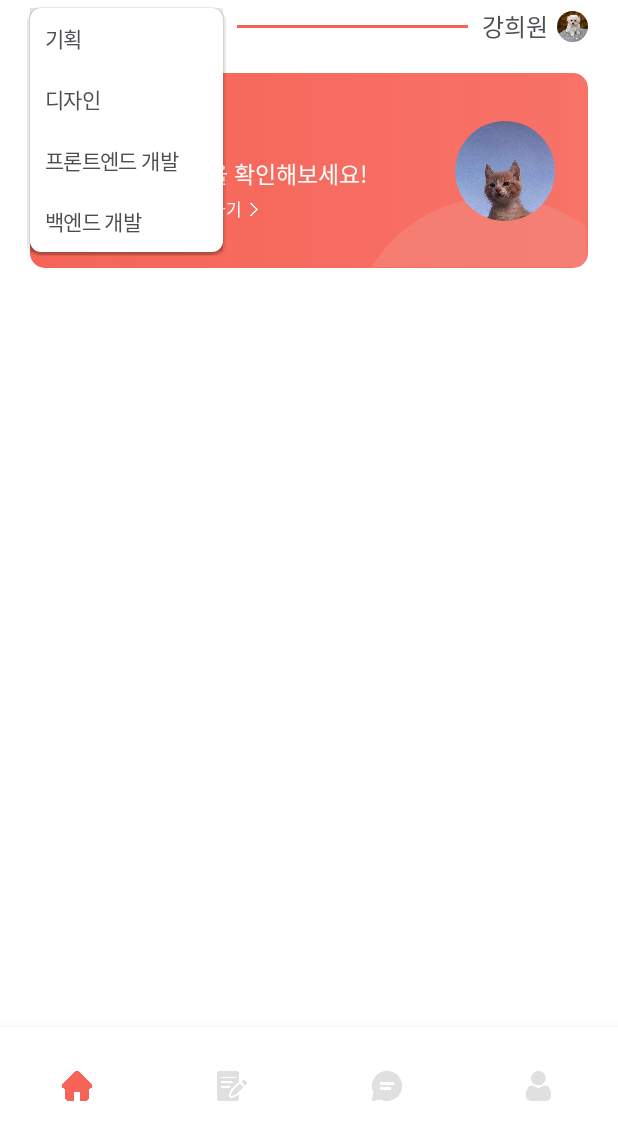
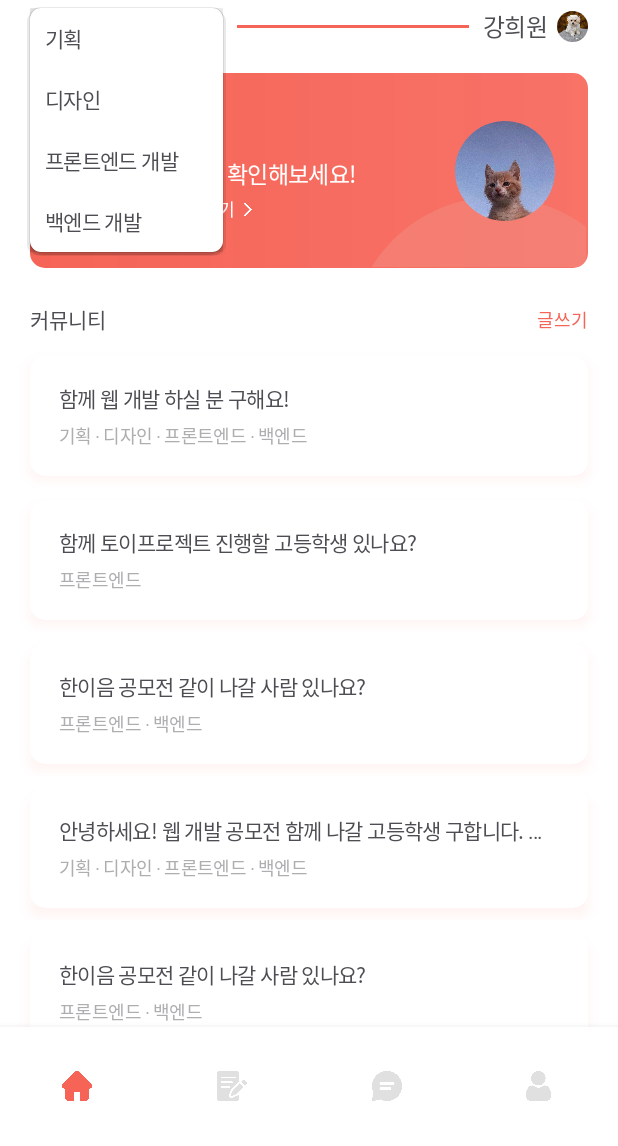
Before and after one commit to TEAM-LINKIT/LINKIT_Android, an Android app: the screen it shows after launch (MainActivity), after a tap on "기획", on a phone screen of 412 x 824 dp, the part 90-1236 px from its top. Run offline under Robolectric (Android 15) with nearby library versions, the phone set to English and light mode, and no system bars; our stand-ins replace CircleImageView.

Commit message:
[feat] 게시물 리스트 RecyclerView 추가

```diff
--- /dev/null
+++ b/app/src/main/java/com/example/linkit_android/community/adapter/CommunityAdapter.kt
@@ -0,0 +1,23 @@
+package com.example.linkit_android.community.adapter
+
+import android.content.Context
+import android.view.LayoutInflater
+import android.view.ViewGroup
+import androidx.recyclerview.widget.RecyclerView
+import com.example.linkit_android.R
+
+class CommunityAdapter(private val context: Context) : RecyclerView.Adapter<CommunityViewHolder>() {
+
+    var data = mutableListOf<CommunityData>()
+
+    override fun onCreateViewHolder(parent: ViewGroup, viewType: Int): CommunityViewHolder {
+        val view = LayoutInflater.from(context).inflate(R.layout.item_community, parent, false)
+        return CommunityViewHolder(view)
+    }
+
+    override fun onBindViewHolder(holder: CommunityViewHolder, position: Int) {
+        holder.onBind(data[position])
+    }
+
+    override fun getItemCount(): Int = data.size
+}
--- /dev/null
+++ b/app/src/main/java/com/example/linkit_android/community/adapter/CommunityData.kt
@@ -0,0 +1,6 @@
+package com.example.linkit_android.community.adapter
+
+data class CommunityData (
+    val title: String,
+    val partList: String
+        )
--- /dev/null
+++ b/app/src/main/java/com/example/linkit_android/community/adapter/CommunityViewHolder.kt
@@ -0,0 +1,16 @@
+package com.example.linkit_android.community.adapter
+
+import android.view.View
+import android.widget.TextView
+import androidx.recyclerview.widget.RecyclerView
+import com.example.linkit_android.R
+
+class CommunityViewHolder(itemView: View) : RecyclerView.ViewHolder(itemView) {
+    var title: TextView = itemView.findViewById(R.id.item_title)
+    var partList: TextView = itemView.findViewById(R.id.item_part)
+
+    fun onBind(data: CommunityData) {
+        title.text = data.title
+        partList.text = data.partList
+    }
+}
--- a/app/src/main/java/com/example/linkit_android/community/ui/CommunityFragment.kt
+++ b/app/src/main/java/com/example/linkit_android/community/ui/CommunityFragment.kt
@@ -7,13 +7,18 @@ import android.view.View
 import android.view.ViewGroup
 import android.widget.AdapterView
 import android.widget.ArrayAdapter
+import androidx.recyclerview.widget.LinearLayoutManager
 import com.example.linkit_android.R
+import com.example.linkit_android.community.adapter.CommunityAdapter
+import com.example.linkit_android.community.adapter.CommunityData
 import com.example.linkit_android.databinding.FragmentCommunityBinding
 
 class CommunityFragment : Fragment() {
 
     private var _binding: FragmentCommunityBinding? = null
     private val binding get() = _binding!!
+
+    private lateinit var communityAdapter: CommunityAdapter
 
     private var selectPart = -1
 
@@ -29,6 +34,8 @@ class CommunityFragment : Fragment() {
         super.onViewCreated(view, savedInstanceState)
 
         initPartSpinner()
+
+        initRecyclerView()
     }
 
     private fun initPartSpinner() {
@@ -53,6 +60,25 @@ class CommunityFragment : Fragment() {
         }
     }
 
+    private fun initRecyclerView() {
+        communityAdapter = CommunityAdapter(context!!)
+
+        binding.recyclerviewCommunity.apply {
+            adapter = communityAdapter
+            layoutManager = LinearLayoutManager(context!!)
+        }
+
+        communityAdapter.data = mutableListOf(
+            CommunityData("함께 웹 개발 하실 분 구해요!", "기획 · 디자인 · 프론트엔드 · 백엔드"),
+            CommunityData("함께 토이프로젝트 진행할 고등학생 있나요?", "프론트엔드"),
+            CommunityData("한이음 공모전 같이 나갈 사람 있나요?", "프론트엔드 · 백엔드"),
+            CommunityData("안녕하세요! 웹 개발 공모전 함께 나갈 고등학생 구합니다. 저도 고등학생입니다!", "기획 · 디자인 · 프론트엔드 · 백엔드"),
+            CommunityData("한이음 공모전 같이 나갈 사람 있나요?", "프론트엔드 · 백엔드"),
+            CommunityData("함께 웹 개발 하실 분 구해요!", "기획 · 디자인 · 프론트엔드 · 백엔드")
+        )
+        communityAdapter.notifyDataSetChanged()
+    }
+
     override fun onDestroyView() {
         super.onDestroyView()
         _binding = null
--- a/app/src/main/res/layout/fragment_community.xml
+++ b/app/src/main/res/layout/fragment_community.xml
@@ -1,10 +1,13 @@
 <?xml version="1.0" encoding="utf-8"?>
-<androidx.constraintlayout.widget.ConstraintLayout
-    xmlns:android="http://schemas.android.com/apk/res/android"
-    xmlns:app="http://schemas.android.com/apk/res-auto"
+<ScrollView xmlns:app="http://schemas.android.com/apk/res-auto"
     xmlns:tools="http://schemas.android.com/tools"
     android:layout_width="match_parent"
     android:layout_height="match_parent"
+    xmlns:android="http://schemas.android.com/apk/res/android">
+
+    <androidx.constraintlayout.widget.ConstraintLayout
+        android:layout_width="match_parent"
+        android:layout_height="wrap_content"
         android:background="@color/white"
         tools:context=".community.ui.CommunityFragment">
 
@@ -77,11 +80,13 @@
             android:text="강희원"
             android:textColor="@color/black_content"
             android:textSize="16dp"
+            android:letterSpacing="-0.03"
             app:layout_constraintBottom_toBottomOf="@+id/img_profile"
             app:layout_constraintEnd_toStartOf="@+id/img_profile"
             app:layout_constraintTop_toTopOf="@+id/img_profile" />
 
         <View
+            android:id="@+id/view2"
             android:layout_width="0dp"
             android:layout_height="2dp"
             android:layout_marginStart="9dp"
@@ -156,14 +161,18 @@
 
                         <TextView
                             android:id="@+id/tv_check_portfolio"
-                        android:layout_width="wrap_content"
+                            android:layout_width="0dp"
                             android:layout_height="wrap_content"
                             android:layout_marginTop="6dp"
+                            android:layout_marginEnd="6dp"
+                            android:layout_marginRight="6dp"
                             android:fontFamily="@font/notosanskrbold"
                             android:includeFontPadding="false"
+                            android:letterSpacing="-0.03"
                             android:text="김영만님의 제안을 확인해보세요!"
                             android:textColor="@color/white"
                             android:textSize="15dp"
+                            app:layout_constraintEnd_toStartOf="@+id/circleImageView"
                             app:layout_constraintStart_toStartOf="@+id/textView"
                             app:layout_constraintTop_toBottomOf="@+id/textView" />
 
@@ -184,6 +193,7 @@
                                 android:text="받은 포트폴리오 보러 가기"
                                 android:textColor="@color/white"
                                 android:textSize="11dp"
+                                android:letterSpacing="-0.03"
                                 app:layout_constraintBottom_toBottomOf="parent"
                                 app:layout_constraintStart_toStartOf="parent"
                                 app:layout_constraintTop_toTopOf="parent" />
@@ -205,6 +215,7 @@
                         </androidx.constraintlayout.widget.ConstraintLayout>
 
                         <de.hdodenhof.circleimageview.CircleImageView
+                            android:id="@+id/circleImageView"
                             android:layout_width="0dp"
                             android:layout_height="0dp"
                             android:layout_marginEnd="22dp"
@@ -253,6 +264,7 @@
                             android:text="아직 받은 포트폴리오가 없어요"
                             android:textColor="@color/white"
                             android:textSize="15dp"
+                            android:letterSpacing="-0.03"
                             app:layout_constraintStart_toStartOf="parent"
                             app:layout_constraintTop_toTopOf="parent" />
 
@@ -273,6 +285,7 @@
                                 android:text="프로젝트 모집 글 작성하러 가기"
                                 android:textColor="@color/white"
                                 android:textSize="11dp"
+                                android:letterSpacing="-0.03"
                                 app:layout_constraintBottom_toBottomOf="parent"
                                 app:layout_constraintStart_toStartOf="parent"
                                 app:layout_constraintTop_toTopOf="parent" />
@@ -301,4 +314,44 @@
 
         </androidx.cardview.widget.CardView>
 
+        <TextView
+            android:id="@+id/textView4"
+            android:layout_width="wrap_content"
+            android:layout_height="wrap_content"
+            android:layout_marginTop="24dp"
+            android:fontFamily="@font/notosanskrbold"
+            android:includeFontPadding="false"
+            android:text="커뮤니티"
+            android:textColor="@color/black_content"
+            android:textSize="14dp"
+            app:layout_constraintStart_toStartOf="@+id/cardview_banner"
+            app:layout_constraintTop_toBottomOf="@+id/cardview_banner" />
+
+        <TextView
+            android:id="@+id/btn_upload"
+            android:layout_width="wrap_content"
+            android:layout_height="wrap_content"
+            android:fontFamily="@font/notosanskrbold"
+            android:includeFontPadding="false"
+            android:text="글쓰기"
+            android:textColor="@color/red_main"
+            android:textSize="12dp"
+            app:layout_constraintBottom_toBottomOf="@id/textView4"
+            app:layout_constraintEnd_toEndOf="@id/cardview_banner"
+            app:layout_constraintTop_toTopOf="@+id/textView4" />
+
+        <androidx.recyclerview.widget.RecyclerView
+            android:id="@+id/recyclerview_community"
+            android:layout_width="0dp"
+            android:layout_height="wrap_content"
+            tools:listitem="@layout/item_community"
+            android:clipToPadding="false"
+            android:paddingBottom="26dp"
+            android:layout_marginTop="6dp"
+            app:layout_constraintEnd_toEndOf="parent"
+            app:layout_constraintStart_toStartOf="parent"
+            app:layout_constraintTop_toBottomOf="@+id/textView4" />
+
     </androidx.constraintlayout.widget.ConstraintLayout>
+
+</ScrollView>
--- /dev/null
+++ b/app/src/main/res/layout/item_community.xml
@@ -0,0 +1,62 @@
+<?xml version="1.0" encoding="utf-8"?>
+<androidx.constraintlayout.widget.ConstraintLayout
+    xmlns:android="http://schemas.android.com/apk/res/android"
+    xmlns:app="http://schemas.android.com/apk/res-auto"
+    android:layout_width="match_parent"
+    android:layout_height="wrap_content">
+
+    <androidx.cardview.widget.CardView
+        android:layout_width="match_parent"
+        android:layout_height="wrap_content"
+        app:cardCornerRadius="10dp"
+        app:cardElevation="5dp"
+        android:outlineAmbientShadowColor="@color/red_light_shadow"
+        android:outlineSpotShadowColor="@color/red_light_shadow"
+        android:layout_marginVertical="8dp"
+        android:layout_marginHorizontal="20dp"
+        app:layout_constraintBottom_toBottomOf="parent"
+        app:layout_constraintEnd_toEndOf="parent"
+        app:layout_constraintStart_toStartOf="parent"
+        app:layout_constraintTop_toTopOf="parent">
+
+        <androidx.constraintlayout.widget.ConstraintLayout
+            android:layout_width="match_parent"
+            android:layout_height="match_parent"
+            android:paddingVertical="18dp"
+            android:paddingHorizontal="19dp">
+
+            <TextView
+                android:id="@+id/item_title"
+                android:layout_width="0dp"
+                android:layout_height="wrap_content"
+                android:fontFamily="@font/notosanskrmedium"
+                android:includeFontPadding="false"
+                android:text="글 제목"
+                android:textColor="@color/black_content"
+                android:textSize="14dp"
+                android:letterSpacing="-0.03"
+                android:lines="1"
+                android:ellipsize="end"
+                app:layout_constraintEnd_toEndOf="parent"
+                app:layout_constraintStart_toStartOf="parent"
+                app:layout_constraintTop_toTopOf="parent" />
+
+            <TextView
+                android:id="@+id/item_part"
+                android:layout_width="wrap_content"
+                android:layout_height="wrap_content"
+                android:fontFamily="@font/notosanskrregular"
+                android:includeFontPadding="false"
+                android:text="파트명"
+                android:textColor="@color/gray_content"
+                android:textSize="12dp"
+                android:letterSpacing="-0.03"
+                android:layout_marginTop="5dp"
+                app:layout_constraintStart_toStartOf="@+id/item_title"
+                app:layout_constraintTop_toBottomOf="@+id/item_title" />
+
+        </androidx.constraintlayout.widget.ConstraintLayout>
+
+    </androidx.cardview.widget.CardView>
+
+</androidx.constraintlayout.widget.ConstraintLayout>
--- a/app/src/main/res/values/colors.xml
+++ b/app/src/main/res/values/colors.xml
@@ -14,6 +14,8 @@
     <color name="red_light_btn">#96F6B6B0</color>
     <color name="red_light_label">#96FFD4D0</color>
     <color name="red_light_profile">#82F9978E</color>
+    <color name="red_light_shadow">#9AF9978E</color>
     <color name="gray_btn">#E0E0E0</color>
     <color name="red_gradient">#F2F86B5F</color>
+    <color name="gray_content">#ADAEB0</color>
 </resources>
```
Lines whose indentation alone changed are shown as unchanged.
